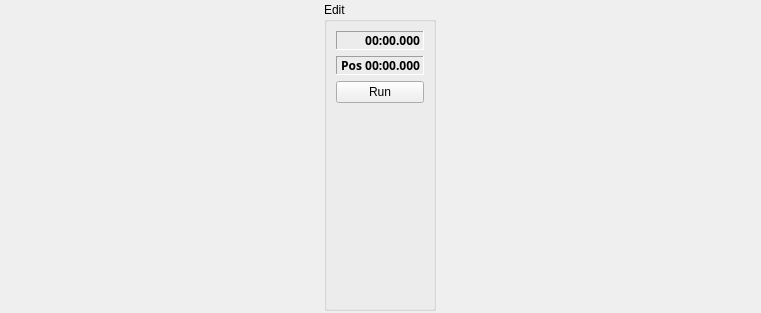
Above: StageRunner/widgets/fxtimelineeditwidget.ui from Pit1966/StageRunner before the change. Below: the same form after it.
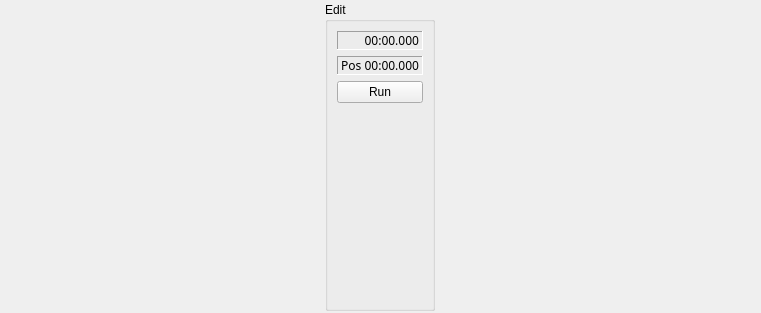
That is the form after the change.

What changed in the file:
```diff
--- a/StageRunner/widgets/fxtimelineeditwidget.ui
+++ b/StageRunner/widgets/fxtimelineeditwidget.ui
@@ -43,8 +43,6 @@
         <property name="font">
          <font>
           <family>Source Code Pro</family>
-          <italic>false</italic>
-          <bold>true</bold>
          </font>
         </property>
         <property name="frameShape">
@@ -76,7 +74,6 @@
          <font>
           <family>Source Code Pro</family>
           <italic>false</italic>
-          <bold>true</bold>
          </font>
         </property>
         <property name="frameShape">
```
